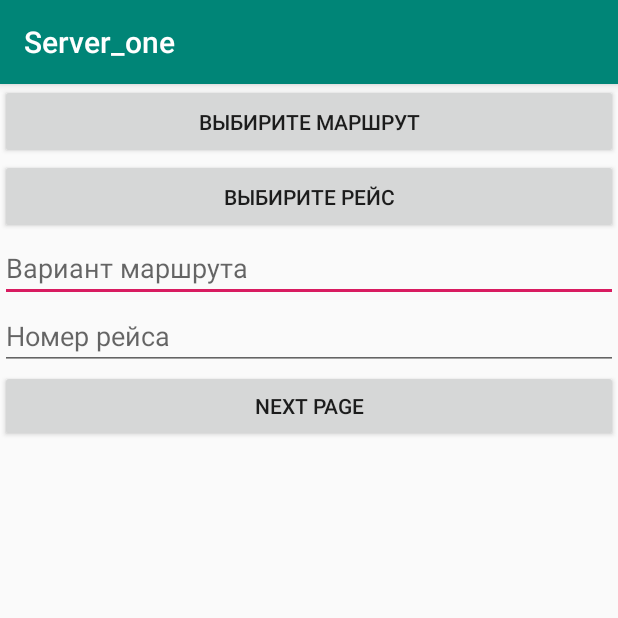
After one commit to Alex22485/Server_one, an Android app: the Main6Activity screen opened directly, with no data from a screen before it, on a phone screen of 412 x 824 dp, the top half of it. The commit adds this screen. Run offline under Robolectric (Android 15) with nearby library versions, the phone set to English and light mode, and no system bars.

Commit message:
Скрытая кнопка

```diff
--- /dev/null
+++ b/app/src/main/java/ru/startandroid/develop/server_one/Main6Activity.java
@@ -0,0 +1,93 @@
+package ru.startandroid.develop.server_one;
+
+import androidx.appcompat.app.AlertDialog;
+import androidx.appcompat.app.AppCompatActivity;
+
+import android.content.DialogInterface;
+import android.content.Intent;
+import android.os.Bundle;
+import android.view.View;
+import android.widget.EditText;
+
+public class Main6Activity extends AppCompatActivity {
+
+    EditText pushMap,pushflight;
+    String[] listItems1 = {"Маршрут 1","Маршрут 2","Маршрут 3","Маршрут 4"};
+    String[] listItems2 = {"Рейс номер 1","Рейс номер 2","Рейс номер 3","Рейс номер 4"};
+
+
+    @Override
+    protected void onCreate(Bundle savedInstanceState) {
+        super.onCreate( savedInstanceState );
+        setContentView( R.layout.activity_main6 );
+
+        pushMap=findViewById( R.id.pushMap );
+        pushflight=findViewById( R.id.pushflight );
+
+    }
+    public void showDialog_6 (View view){
+
+        AlertDialog.Builder builder=new AlertDialog.Builder( Main6Activity.this );
+        builder.setTitle( "Выбирите Маршрут");
+        builder.setCancelable( false );
+        builder.setItems( listItems1, new DialogInterface.OnClickListener() {
+            @Override
+            public void onClick(DialogInterface dialogInterface, int which) {
+
+                pushMap.setText(listItems1[which]);
+
+            }
+        } );
+        AlertDialog dialog = builder.create();
+        dialog.show();
+    }
+    public void showDialog_7 (View view){
+
+        AlertDialog.Builder builder=new AlertDialog.Builder( Main6Activity.this );
+        builder.setTitle( "Выбирите Номер рейса");
+        builder.setCancelable( false );
+        builder.setItems( listItems2, new DialogInterface.OnClickListener() {
+            @Override
+            public void onClick(DialogInterface dialogInterface, int which) {
+
+                pushflight.setText(listItems2[which]);
+
+            }
+        } );
+        AlertDialog dialog = builder.create();
+        dialog.show();
+    }
+
+
+
+
+
+
+
+
+
+   /* public  void showDialog_6(View view){
+        AlertDialog.Builder builder= new AlertDialog.Builder(  Main6Activity.this);
+
+        builder.setTitle( "Выбирите Маршрут" )
+                .setMessage( "Варианты маршрутов" )
+                .setCancelable( false )
+                .setItems( Map_vois, new DialogInterface.OnClickListener() {
+                    @Override
+                    public void onClick(DialogInterface dialogInterface, int which) {
+                        pushMap.setText( Map_vois[which] );
+
+
+                    }
+                } );
+
+       builder.create().show();
+
+    }
+
+    public void NextList_6 (View view){
+
+        Intent Next_list_6=new Intent( this,Main6Activity.class );
+        startActivity( Next_list_6 );
+    }*/
+}
--- /dev/null
+++ b/app/src/main/res/layout/activity_main6.xml
@@ -0,0 +1,41 @@
+<?xml version="1.0" encoding="utf-8"?>
+<LinearLayout xmlns:android="http://schemas.android.com/apk/res/android"
+    xmlns:app="http://schemas.android.com/apk/res-auto"
+    xmlns:tools="http://schemas.android.com/tools"
+    android:layout_width="match_parent"
+    android:layout_height="match_parent"
+    tools:context=".Main6Activity"
+    android:orientation="vertical">
+    <Button
+        android:layout_width="match_parent"
+        android:layout_height="50dp"
+        android:text="Выбирите Маршрут"
+        android:onClick="showDialog_6"/>
+    <Button
+        android:layout_width="match_parent"
+        android:layout_height="50dp"
+        android:text="Выбирите Рейс"
+        android:onClick="showDialog_7"
+        />
+
+    <EditText
+        android:id="@+id/pushMap"
+        android:layout_width="match_parent"
+        android:layout_height="wrap_content"
+        android:hint="Вариант маршрута"/>
+    <EditText
+        android:id="@+id/pushflight"
+        android:layout_width="match_parent"
+        android:layout_height="wrap_content"
+        android:hint="Номер рейса" />
+
+
+
+    <Button
+        android:layout_width="match_parent"
+        android:layout_height="wrap_content"
+        android:text="Next page"
+        />
+
+
+</LinearLayout>
```
Also changed, not shown: app/src/main/java/ru/startandroid/develop/server_one/Main2Activity.java (+30 -4 lines), app/src/main/java/ru/startandroid/develop/server_one/Main4Activity.java (added, +22 -0 lines), app/src/main/java/ru/startandroid/develop/server_one/Main5Activity.java (added, +64 -0 lines), app/src/main/res/layout/activity_main2.xml (+7 -0 lines), app/src/main/res/layout/activity_main4.xml (added, +31 -0 lines), app/src/main/res/layout/activity_main5.xml (added, +36 -0 lines).
